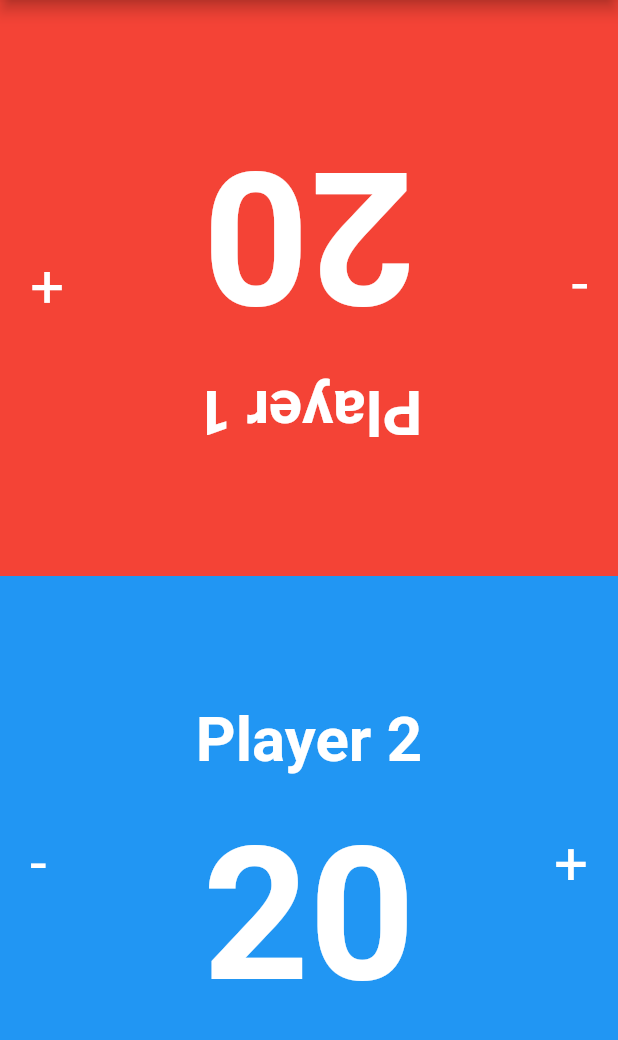
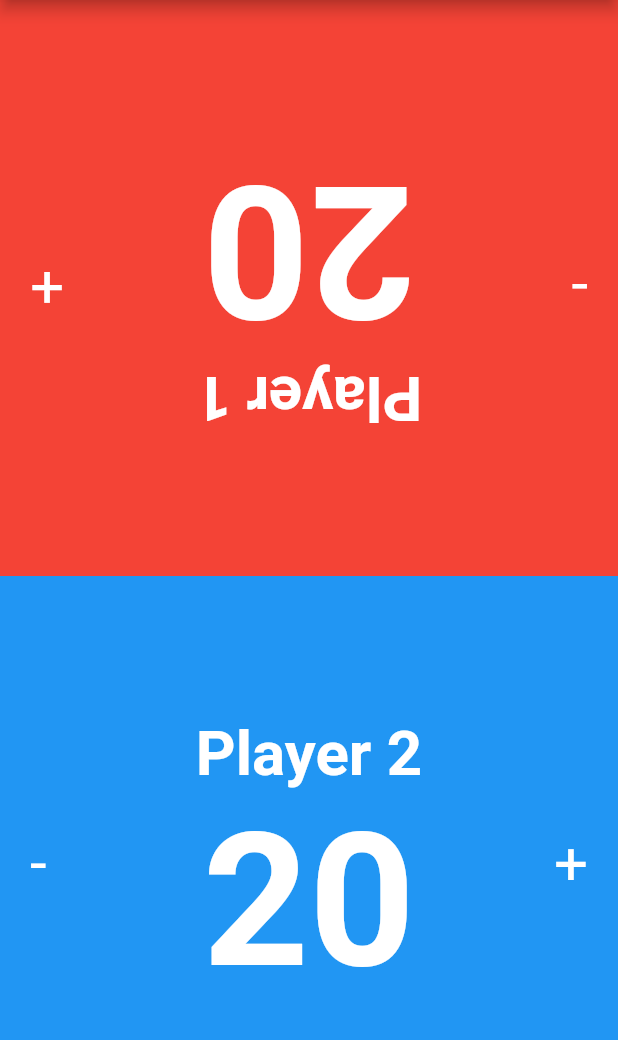
Before and after one commit to MatthewJones517/TCG-Counter-Flutter-Demo, a Flutter app: the screen it shows after launch, on a phone screen of 412 x 824 dp, the part 84-1124 px from its top. Run offline on Flutter 3.47's test engine with Material 2 defaults, Android fonts, the phone set to English and light mode, and no system bars; our stand-ins replace rxdart.

Commit message:
Fixed spacing below player name

```diff
--- a/lib/src/widgets/player.dart
+++ b/lib/src/widgets/player.dart
@@ -55,7 +55,7 @@ class Player extends StatelessWidget {
 
   Widget playerTitle() {
     return Padding(
-      padding: EdgeInsets.only(bottom: (screenWidth * .05)),
+      padding: EdgeInsets.only(bottom: (screenWidth * .0025)),
       child: Text(
         "Player ${playerNum.toString()}",
         textAlign: TextAlign.center,
```
